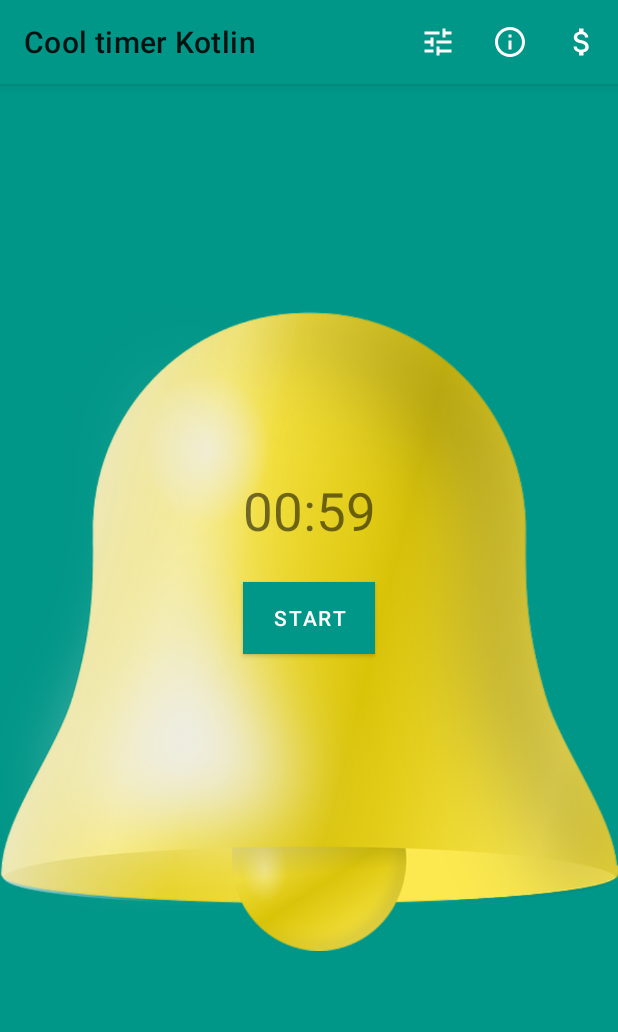
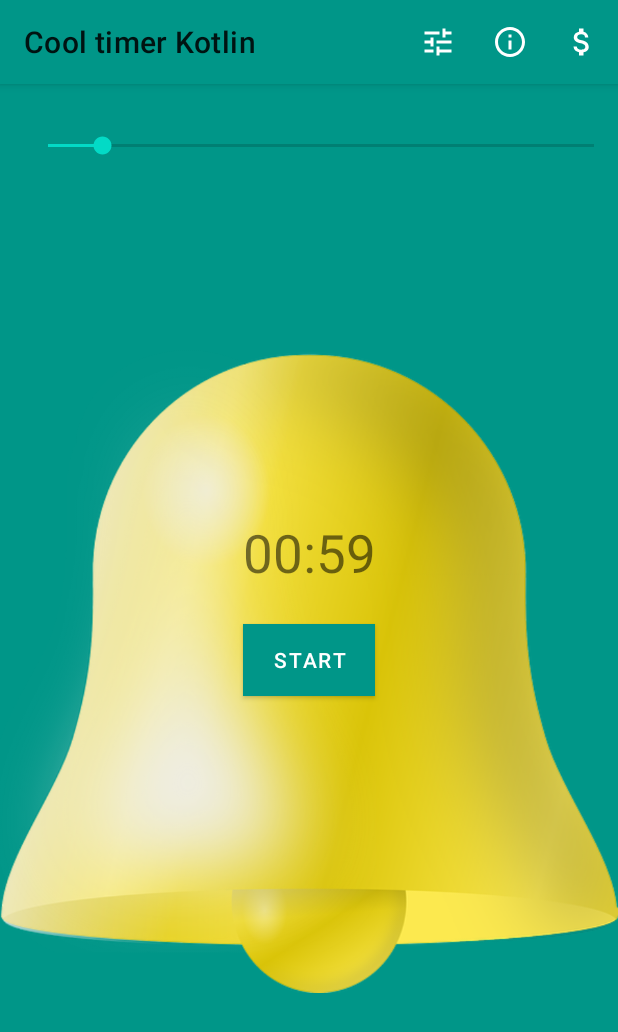
Before and after one commit to VadimKravchenkoDev/Cool-Timer-training, an Android app: the screen it shows after launch (MainActivity), on a phone screen of 412 x 824 dp. Shown: the top 1032 px of the screen. Run offline under Robolectric (Android 15) with nearby library versions, the phone set to English and light mode, and no system bars.

Commit message:
add sharedPreference in MainActivity

```diff
--- a/app/src/main/java/com/kravchenkovadim/cooltimerkotlin/MainActivity.java
+++ b/app/src/main/java/com/kravchenkovadim/cooltimerkotlin/MainActivity.java
@@ -1,12 +1,14 @@
 package com.kravchenkovadim.cooltimerkotlin;
 
 import android.content.Intent;
+import android.content.SharedPreferences;
 import android.media.MediaPlayer;
 import android.os.Bundle;
 import android.os.CountDownTimer;
 import android.view.Menu;
 
 import android.view.MenuItem;
+import android.view.View;
 import android.widget.Button;
 import android.widget.SeekBar;
 import android.widget.TextView;
@@ -14,10 +16,10 @@ import android.widget.TextView;
 import androidx.activity.EdgeToEdge;
 import androidx.annotation.NonNull;
 import androidx.appcompat.app.AppCompatActivity;
-import androidx.appcompat.widget.Toolbar;
 import androidx.core.graphics.Insets;
 import androidx.core.view.ViewCompat;
 import androidx.core.view.WindowInsetsCompat;
+import androidx.preference.PreferenceManager;
 
 public class MainActivity extends AppCompatActivity {
     private SeekBar seekBar;
@@ -32,6 +34,12 @@ public class MainActivity extends AppCompatActivity {
         super.onCreate(savedInstanceState);
         EdgeToEdge.enable(this);
         setContentView(R.layout.activity_main);
+        View container = findViewById(R.id.mainActivity);
+        ViewCompat.setOnApplyWindowInsetsListener(container, (v, insets) -> {
+            Insets systemBars = insets.getInsets(WindowInsetsCompat.Type.systemBars());
+            v.setPadding(0, systemBars.top, 0, 0);
+            return insets;
+        });
         isTimerOn = false;
         seekBar = findViewById(R.id.seekBar);
         textView = findViewById(R.id.textView);
@@ -68,8 +76,12 @@ public class MainActivity extends AppCompatActivity {
 
                     @Override
                     public void onFinish() {
-                        mediaPlayer = MediaPlayer.create(getApplicationContext(), R.raw.bell_sound);
-                        mediaPlayer.start();
+                        SharedPreferences sharedPreferences = PreferenceManager.getDefaultSharedPreferences(getApplicationContext());
+                        if(sharedPreferences.getBoolean("enabled_sound",true)){
+                            mediaPlayer = MediaPlayer.create(getApplicationContext(), R.raw.bell_sound);
+                            mediaPlayer.start();
+                        }
+
                         resetTimer();
                     }
                 }.start();
--- a/app/src/main/res/layout/activity_about.xml
+++ b/app/src/main/res/layout/activity_about.xml
@@ -2,7 +2,7 @@
 <androidx.constraintlayout.widget.ConstraintLayout xmlns:android="http://schemas.android.com/apk/res/android"
     xmlns:app="http://schemas.android.com/apk/res-auto"
     xmlns:tools="http://schemas.android.com/tools"
-    android:id="@+id/main"
+    android:id="@+id/mainActivity"
     android:layout_width="match_parent"
     android:layout_height="match_parent"
     tools:context=".About">
--- a/app/src/main/res/layout/activity_main.xml
+++ b/app/src/main/res/layout/activity_main.xml
@@ -2,7 +2,7 @@
 <androidx.constraintlayout.widget.ConstraintLayout xmlns:android="http://schemas.android.com/apk/res/android"
     xmlns:app="http://schemas.android.com/apk/res-auto"
     xmlns:tools="http://schemas.android.com/tools"
-    android:id="@+id/main"
+    android:id="@+id/mainActivity"
     android:layout_width="match_parent"
     android:layout_height="match_parent"
     tools:context=".MainActivity"
--- a/app/src/main/res/xml/timer_preference.xml
+++ b/app/src/main/res/xml/timer_preference.xml
@@ -6,6 +6,5 @@
     android:title="Enabled sound"
     android:summaryOff="Sound disabled"
     android:summaryOn="Sound enabled">
-
 </CheckBoxPreference>
 </androidx.preference.PreferenceScreen>
```
